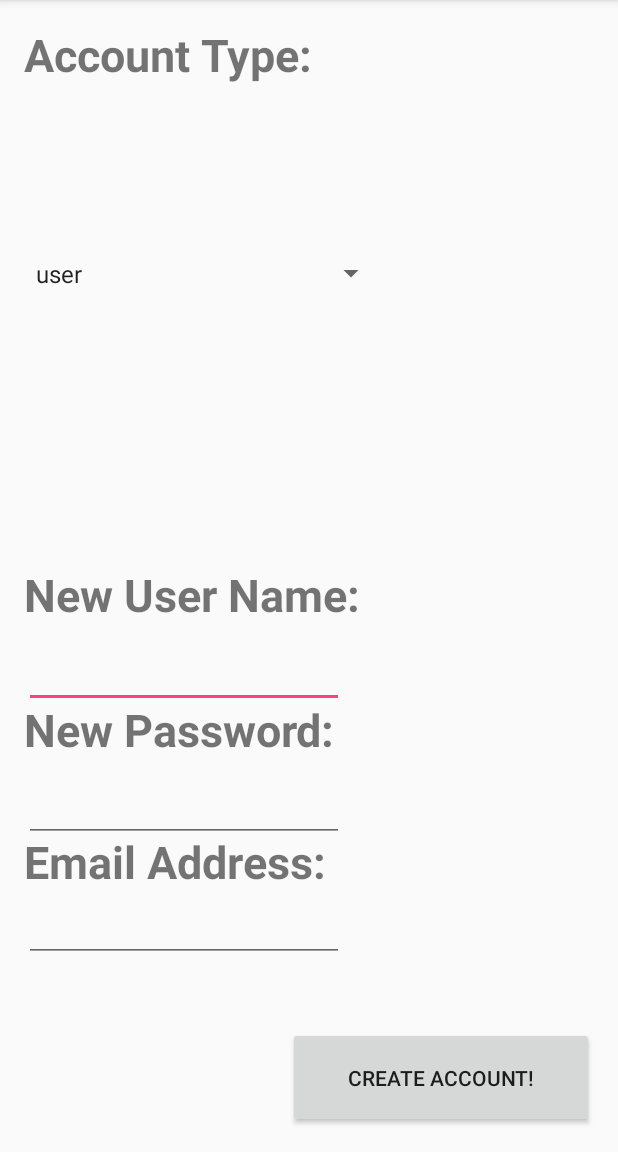
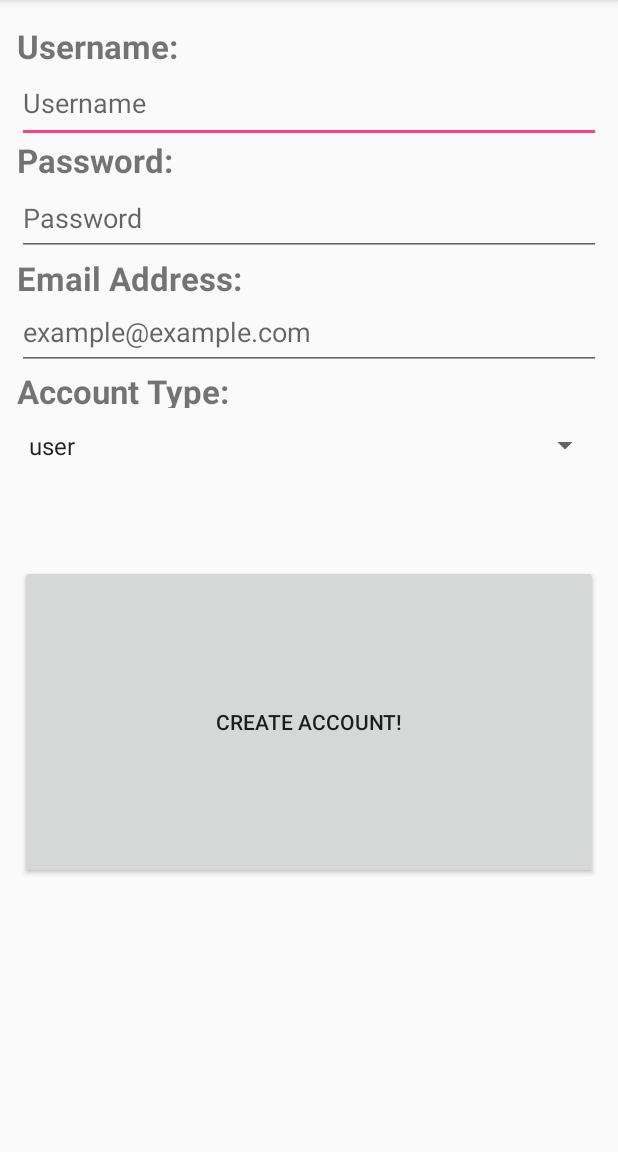
Before and after one commit to madisongrams/U-Dirty-Rat, an Android app: the RegistrationPageActivity screen opened directly, with no data from a screen before it, on a phone screen of 412 x 824 dp, the part 84-1236 px from its top. Run offline under Robolectric (Android 15) with nearby library versions, the phone set to English and light mode, and no system bars.

Commit message:
making registration ui match login ui

```diff
--- a/app/src/main/res/layout/activity_registration_page.xml
+++ b/app/src/main/res/layout/activity_registration_page.xml
@@ -4,138 +4,142 @@
     xmlns:tools="http://schemas.android.com/tools"
     android:layout_width="match_parent"
     android:layout_height="match_parent"
-    tools:context="edu.gatech.jjmae.u_dirty_rat.controller.RegistrationPageActivity">
+    tools:context="edu.gatech.jjmae.u_dirty_rat.controller.RegistrationPageActivity"
+    tools:layout_editor_absoluteY="81dp"
+    tools:layout_editor_absoluteX="0dp">
 
     <TextView
         android:id="@+id/textView2"
         android:layout_width="wrap_content"
         android:layout_height="wrap_content"
-        android:text="New User Name:"
-        android:textSize="30sp"
+        android:text="Username:"
+        android:textSize="22sp"
         android:textStyle="bold"
-        tools:layout_constraintBottom_creator="1"
-        app:layout_constraintBottom_toTopOf="@+id/editText"
-        android:layout_marginStart="16dp"
+        tools:layout_constraintTop_creator="1"
+        android:layout_marginTop="16dp"
         tools:layout_constraintLeft_creator="1"
-        android:layout_marginBottom="10dp"
-        app:layout_constraintLeft_toLeftOf="parent"
-        android:layout_marginLeft="16dp" />
+        app:layout_constraintLeft_toLeftOf="@+id/editText"
+        app:layout_constraintTop_toTopOf="parent" />
 
     <TextView
         android:id="@+id/textView3"
         android:layout_width="206dp"
         android:layout_height="0dp"
         android:text="Account Type:"
-        android:textSize="30sp"
+        android:textSize="22sp"
         android:textStyle="bold"
         tools:layout_constraintTop_creator="1"
         tools:layout_constraintBottom_creator="1"
-        app:layout_constraintBottom_toTopOf="@+id/spinner"
-        android:layout_marginStart="16dp"
-        android:layout_marginTop="16dp"
+        app:layout_constraintBottom_toBottomOf="@+id/spinner"
+        android:layout_marginTop="49dp"
         tools:layout_constraintLeft_creator="1"
-        android:layout_marginBottom="7dp"
-        app:layout_constraintLeft_toLeftOf="parent"
-        app:layout_constraintTop_toTopOf="parent"
-        android:layout_marginLeft="16dp"
-        app:layout_constraintVertical_bias="0.0" />
+        android:layout_marginBottom="50dp"
+        app:layout_constraintLeft_toLeftOf="@+id/editText4"
+        app:layout_constraintTop_toTopOf="@+id/editText4" />
 
     <TextView
         android:id="@+id/textView"
         android:layout_width="wrap_content"
         android:layout_height="wrap_content"
-        android:text="New Password:"
-        android:textSize="30sp"
+        android:text="Password:"
+        android:textSize="22sp"
         android:textStyle="bold"
-        tools:layout_constraintBottom_creator="1"
-        android:layout_marginStart="16dp"
-        app:layout_constraintBottom_toBottomOf="parent"
+        tools:layout_constraintTop_creator="1"
+        android:layout_marginTop="92dp"
         tools:layout_constraintLeft_creator="1"
-        android:layout_marginBottom="261dp"
-        app:layout_constraintLeft_toLeftOf="parent"
-        android:layout_marginLeft="16dp" />
+        app:layout_constraintLeft_toLeftOf="@+id/editText"
+        app:layout_constraintTop_toTopOf="parent" />
 
     <TextView
         android:id="@+id/textView7"
         android:layout_width="wrap_content"
         android:layout_height="wrap_content"
         android:text="Email Address:"
-        android:textSize="30sp"
+        android:textSize="22sp"
         android:textStyle="bold"
-        tools:layout_constraintBottom_creator="1"
-        app:layout_constraintBottom_toBottomOf="parent"
+        tools:layout_constraintTop_creator="1"
+        app:layout_constraintTop_toBottomOf="@+id/editText2"
         tools:layout_constraintLeft_creator="1"
-        android:layout_marginBottom="173dp"
-        app:layout_constraintLeft_toLeftOf="parent"
-        android:layout_marginLeft="16dp"
-        android:layout_marginStart="16dp" />
+        app:layout_constraintLeft_toLeftOf="@+id/editText2" />
 
     <Spinner
         android:id="@+id/spinner"
-        android:layout_width="242dp"
-        android:layout_height="51dp"
+        android:layout_width="0dp"
+        android:layout_height="50dp"
         tools:layout_constraintTop_creator="1"
-        tools:layout_constraintBottom_creator="1"
-        app:layout_constraintBottom_toBottomOf="@+id/textView2"
-        android:layout_marginTop="54dp"
+        tools:layout_constraintRight_creator="1"
+        app:layout_constraintRight_toRightOf="@+id/editText4"
+        android:layout_marginTop="25dp"
+        app:layout_constraintTop_toBottomOf="@+id/editText4"
         tools:layout_constraintLeft_creator="1"
-        android:layout_marginBottom="58dp"
-        app:layout_constraintLeft_toLeftOf="@+id/textView3"
-        app:layout_constraintTop_toTopOf="parent"
-        app:layout_constraintVertical_bias="0.406" />
+        app:layout_constraintLeft_toLeftOf="@+id/editText4" />
 
     <EditText
         android:id="@+id/editText"
-        android:layout_width="wrap_content"
-        android:layout_height="wrap_content"
+        android:layout_width="0dp"
+        android:layout_height="0dp"
         android:ems="10"
         android:inputType="textPersonName"
+        android:hint="Username"
+        tools:layout_constraintTop_creator="1"
+        tools:layout_constraintRight_creator="1"
         tools:layout_constraintBottom_creator="1"
-        app:layout_constraintBottom_toTopOf="@+id/editText2"
+        android:layout_marginStart="11dp"
+        app:layout_constraintBottom_toBottomOf="@+id/textView"
+        android:layout_marginEnd="11dp"
+        app:layout_constraintRight_toRightOf="parent"
+        android:layout_marginTop="26dp"
         tools:layout_constraintLeft_creator="1"
-        android:layout_marginBottom="44dp"
-        app:layout_constraintLeft_toLeftOf="@+id/textView2" />
+        android:layout_marginBottom="26dp"
+        app:layout_constraintLeft_toLeftOf="parent"
+        app:layout_constraintTop_toTopOf="@+id/textView2" />
 
     <EditText
         android:id="@+id/editText2"
-        android:layout_width="wrap_content"
-        android:layout_height="wrap_content"
+        android:layout_width="0dp"
+        android:layout_height="50dp"
         android:ems="10"
         android:inputType="textPassword"
+        android:hint="Password"
         tools:layout_constraintTop_creator="1"
         tools:layout_constraintRight_creator="1"
         app:layout_constraintRight_toRightOf="@+id/editText"
-        android:layout_marginTop="9dp"
-        app:layout_constraintTop_toBottomOf="@+id/textView"
+        android:layout_marginTop="25dp"
+        app:layout_constraintTop_toBottomOf="@+id/editText"
         tools:layout_constraintLeft_creator="1"
-        app:layout_constraintLeft_toLeftOf="@+id/editText"
-        app:layout_constraintHorizontal_bias="0.0" />
+        app:layout_constraintLeft_toLeftOf="@+id/editText" />
 
     <EditText
         android:id="@+id/editText4"
-        android:layout_width="wrap_content"
-        android:layout_height="wrap_content"
+        android:layout_width="0dp"
+        android:layout_height="50dp"
         android:ems="10"
         android:inputType="textEmailAddress"
+        android:hint="example@example.com"
         tools:layout_constraintTop_creator="1"
         tools:layout_constraintRight_creator="1"
         app:layout_constraintRight_toRightOf="@+id/editText2"
-        android:layout_marginTop="89dp"
-        app:layout_constraintTop_toBottomOf="@+id/textView"
+        android:layout_marginTop="26dp"
+        app:layout_constraintTop_toBottomOf="@+id/editText2"
         tools:layout_constraintLeft_creator="1"
-        app:layout_constraintLeft_toLeftOf="@+id/editText2"
-        app:layout_constraintHorizontal_bias="0.0"/>
+        app:layout_constraintLeft_toLeftOf="@+id/editText2" />
 
     <Button
         android:id="@+id/button"
-        android:layout_width="204dp"
-        android:layout_height="67dp"
+        android:layout_width="0dp"
+        android:layout_height="0dp"
         android:text="Create Account!"
+        android:layout_marginEnd="13dp"
+        tools:layout_constraintTop_creator="1"
         tools:layout_constraintRight_creator="1"
         tools:layout_constraintBottom_creator="1"
+        android:layout_marginStart="13dp"
         app:layout_constraintBottom_toBottomOf="parent"
-        android:layout_marginEnd="16dp"
         app:layout_constraintRight_toRightOf="parent"
-        android:layout_marginBottom="16dp" />
+        android:layout_marginTop="180dp"
+        tools:layout_constraintLeft_creator="1"
+        android:layout_marginBottom="182dp"
+        app:layout_constraintLeft_toLeftOf="parent"
+        app:layout_constraintTop_toTopOf="@+id/editText4" />
 
 </android.support.constraint.ConstraintLayout>
```
